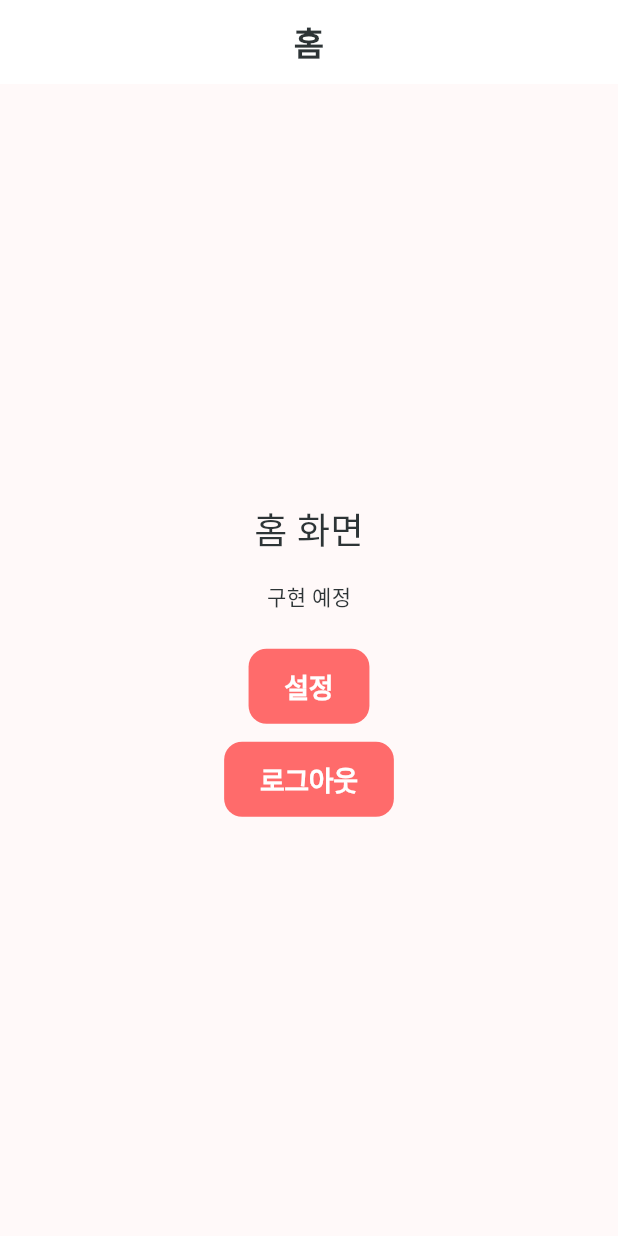
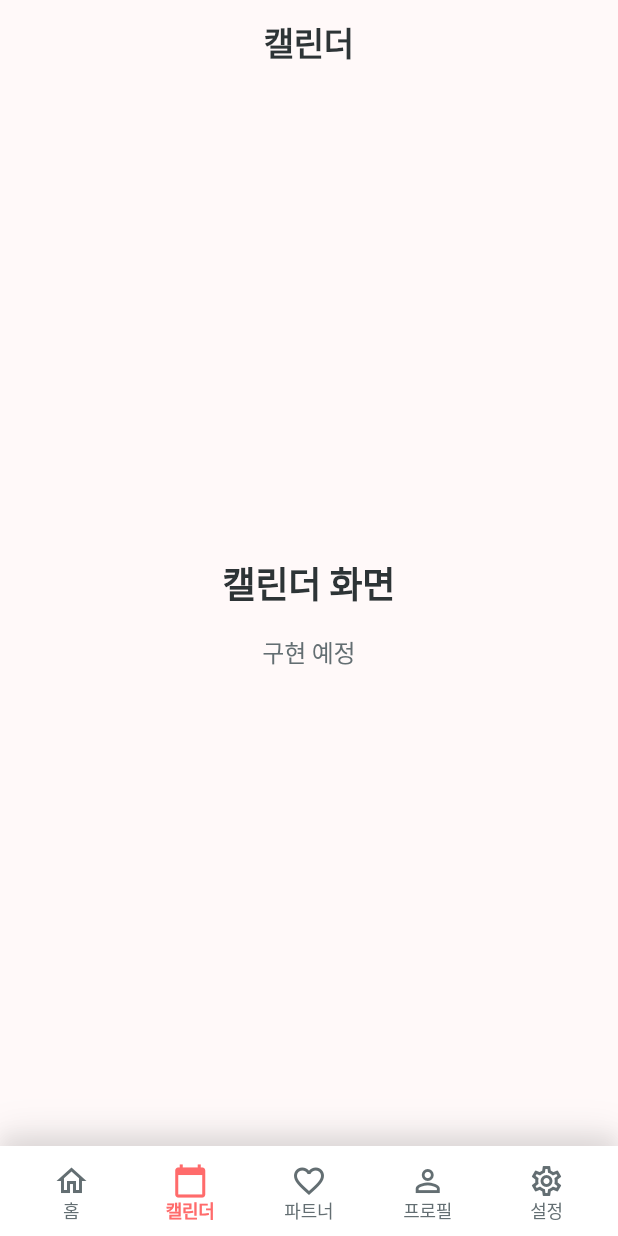
Before and after one commit to Hajimara/sayvly_mobile, a Flutter app: the _PlaceholderScreen screen opened by its route, on a phone screen of 412 x 824 dp. Run offline on Flutter 3.47's test engine with Material 3 defaults, Android fonts, the phone set to English and light mode, and no system bars; our stand-ins replace dio, flutter_riverpod, flutter_secure_storage, freezed_annotation, go_router, image_picker; accounts and stored records are empty; network calls fail; Roboto replaces fonts that are missing (Pretendard); project files that could hold a hidden picture were left out.

Commit message:
feat: 프로필/설정 화면 네비게이션 개선
- 프로필 화면과 설정 화면에 바텀 네비게이션 추가
- 설정에서 프로필 진입 시 뒤로가기 버튼 표시
- 앱 버전 항목의 화살표 아이콘 제거
- SettingNavigationTile에 showArrow 옵션 추가

```diff
--- /dev/null
+++ b/lib/features/common/widgets/bottom_navigation_bar.dart
@@ -0,0 +1,122 @@
+import 'package:flutter/material.dart';
+import 'package:go_router/go_router.dart';
+import '../../../../core/theme/theme.dart';
+
+/// 바텀 네비게이션 바 아이템
+enum BottomNavItem {
+  home('/home', Icons.home_outlined, Icons.home, '홈'),
+  calendar(
+    '/calendar',
+    Icons.calendar_today_outlined,
+    Icons.calendar_today,
+    '캘린더',
+  ),
+  partner('/partner', Icons.favorite_outline, Icons.favorite, '파트너'),
+  profile('/profile', Icons.person_outline, Icons.person, '프로필'),
+  settings('/settings', Icons.settings_outlined, Icons.settings, '설정');
+
+  final String path;
+  final IconData outlineIcon;
+  final IconData filledIcon;
+  final String label;
+
+  const BottomNavItem(this.path, this.outlineIcon, this.filledIcon, this.label);
+}
+
+/// Sayvly 스타일 바텀 네비게이션 바
+class SayvlyBottomNavigationBar extends StatelessWidget {
+  final String currentPath;
+
+  const SayvlyBottomNavigationBar({super.key, required this.currentPath});
+
+  @override
+  Widget build(BuildContext context) {
+    final isDark = Theme.of(context).brightness == Brightness.dark;
+
+    return Container(
+      decoration: BoxDecoration(
+        color: isDark ? AppColors.surfaceDark : AppColors.surfaceLight,
+        boxShadow: AppShadows.bottomNav,
+      ),
+      child: SafeArea(
+        child: Container(
+          height: 60,
+          padding: const EdgeInsets.symmetric(horizontal: AppSpacing.sm),
+          child: Row(
+            mainAxisAlignment: MainAxisAlignment.spaceAround,
+            children: BottomNavItem.values.map((item) {
+              final isSelected = _isSelected(item.path);
+              return _NavItem(
+                item: item,
+                isSelected: isSelected,
+                isDark: isDark,
+                onTap: () {
+                  if (!isSelected) {
+                    context.go(item.path);
+                  }
+                },
+              );
+            }).toList(),
+          ),
+        ),
+      ),
+    );
+  }
+
+  bool _isSelected(String path) {
+    // 정확히 일치하거나 하위 경로인지 확인
+    if (currentPath == path) return true;
+    if (path == '/home' && currentPath == '/') return true;
+    return currentPath.startsWith('$path/');
+  }
+}
+
+/// 네비게이션 아이템 위젯
+class _NavItem extends StatelessWidget {
+  final BottomNavItem item;
+  final bool isSelected;
+  final bool isDark;
+  final VoidCallback onTap;
+
+  const _NavItem({
+    required this.item,
+    required this.isSelected,
+    required this.isDark,
+    required this.onTap,
+  });
+
+  @override
+  Widget build(BuildContext context) {
+    return Expanded(
+      child: InkWell(
+        onTap: onTap,
+        borderRadius: AppSpacing.borderRadiusMd,
+        child: Column(
+          mainAxisAlignment: MainAxisAlignment.center,
+          children: [
+            Icon(
+              isSelected ? item.filledIcon : item.outlineIcon,
+              color: isSelected
+                  ? AppColors.primary
+                  : (isDark
+                        ? AppColors.textSecondaryDark
+                        : AppColors.textSecondaryLight),
+              size: 24,
+            ),
+            const SizedBox(height: AppSpacing.xxs),
+            Text(
+              item.label,
+              style: isSelected
+                  ? AppTypography.label3Bold(color: AppColors.primary)
+                  : AppTypography.label3(
+                      color: isDark
+                          ? AppColors.textSecondaryDark
+                          : AppColors.textSecondaryLight,
+                    ),
+            ),
+          ],
+        ),
+      ),
+    );
+  }
+}
--- a/lib/routes/app_router.dart
+++ b/lib/routes/app_router.dart
@@ -13,6 +13,8 @@ import '../features/user/presentation/screens/account/change_password_screen.dar
 import '../features/user/presentation/screens/account/devices_screen.dart';
 import '../features/user/presentation/screens/account/withdraw_screen.dart';
 import '../features/user/presentation/screens/settings/settings_screen.dart';
+import '../features/common/widgets/bottom_navigation_bar.dart';
+import '../core/theme/theme.dart';
 
 /// 앱 라우터 Provider
 final appRouterProvider = Provider<GoRouter>((ref) {
@@ -112,32 +114,46 @@ final appRouterProvider = Provider<GoRouter>((ref) {
       GoRoute(
         path: '/home',
         name: 'home',
-        builder: (context, state) => const _PlaceholderScreen(title: '홈'),
+        pageBuilder: (context, state) => NoTransitionPage(
+          key: state.pageKey,
+          child: const _HomeScreenWithBottomNav(),
+        ),
+      ),
+
+      // ==================== 캘린더 ====================
+      GoRoute(
+        path: '/calendar',
+        name: 'calendar',
+        pageBuilder: (context, state) => NoTransitionPage(
+          key: state.pageKey,
+          child: const _PlaceholderScreen(title: '캘린더'),
+        ),
+      ),
+
+      // ==================== 파트너 ====================
+      GoRoute(
+        path: '/partner',
+        name: 'partner',
+        pageBuilder: (context, state) => NoTransitionPage(
+          key: state.pageKey,
+          child: const _PlaceholderScreen(title: '파트너'),
+        ),
+      ),
+
+      // ==================== 설정 ====================
+      GoRoute(
+        path: '/settings',
+        name: 'settings',
+        pageBuilder: (context, state) =>
+            NoTransitionPage(key: state.pageKey, child: const SettingsScreen()),
       ),
 
       // ==================== 프로필 ====================
       GoRoute(
         path: '/profile',
         name: 'profile',
-        pageBuilder: (context, state) => CustomTransitionPage(
-          key: state.pageKey,
-          child: const ProfileScreen(),
-          transitionsBuilder: (context, animation, secondaryAnimation, child) {
-            return SlideTransition(
-              position:
-                  Tween<Offset>(
-                    begin: const Offset(1, 0),
-                    end: Offset.zero,
-                  ).animate(
-                    CurvedAnimation(
-                      parent: animation,
-                      curve: Curves.easeOutCubic,
-                    ),
-                  ),
-              child: child,
-            );
-          },
-        ),
+        pageBuilder: (context, state) =>
+            NoTransitionPage(key: state.pageKey, child: const ProfileScreen()),
       ),
 
       GoRoute(
@@ -260,31 +276,6 @@ final appRouterProvider = Provider<GoRouter>((ref) {
           },
         ),
       ),
-
-      // ==================== 설정 ====================
-      GoRoute(
-        path: '/settings',
-        name: 'settings',
-        pageBuilder: (context, state) => CustomTransitionPage(
-          key: state.pageKey,
-          child: const SettingsScreen(),
-          transitionsBuilder: (context, animation, secondaryAnimation, child) {
-            return SlideTransition(
-              position:
-                  Tween<Offset>(
-                    begin: const Offset(1, 0),
-                    end: Offset.zero,
-                  ).animate(
-                    CurvedAnimation(
-                      parent: animation,
-                      curve: Curves.easeOutCubic,
-                    ),
-                  ),
-              child: child,
-            );
-          },
-        ),
-      ),
     ],
 
     // 에러 페이지
@@ -308,43 +299,82 @@ final appRouterProvider = Provider<GoRouter>((ref) {
   );
 });
 
+/// 홈 화면 (바텀 네비게이션 포함)
+class _HomeScreenWithBottomNav extends ConsumerWidget {
+  const _HomeScreenWithBottomNav();
+
+  @override
+  Widget build(BuildContext context, WidgetRef ref) {
+    final router = GoRouter.of(context);
+    final currentPath = router.routerDelegate.currentConfiguration.uri.path;
+
+    return Scaffold(
+      body: const _PlaceholderScreen(title: '홈'),
+      bottomNavigationBar: SayvlyBottomNavigationBar(currentPath: currentPath),
+    );
+  }
+}
+
 /// 임시 플레이스홀더 화면
-class _PlaceholderScreen extends StatelessWidget {
+class _PlaceholderScreen extends ConsumerWidget {
   final String title;
 
   const _PlaceholderScreen({required this.title});
 
   @override
-  Widget build(BuildContext context) {
+  Widget build(BuildContext context, WidgetRef ref) {
+    final router = GoRouter.of(context);
+    final currentPath = router.routerDelegate.currentConfiguration.uri.path;
+    final isDark = Theme.of(context).brightness == Brightness.dark;
+
+    // 바텀 네비게이션이 필요한 화면인지 확인
+    // 홈 화면은 _HomeScreenWithBottomNav에서 이미 처리하므로 제외
+    final needsBottomNav = [
+      '/calendar',
+      '/partner',
+      '/profile',
+    ].contains(currentPath);
+
     return Scaffold(
-      appBar: AppBar(title: Text(title)),
+      appBar: AppBar(
+        title: Text(
+          title,
+          style: AppTypography.title3(
+            color: isDark
+                ? AppColors.textPrimaryDark
+                : AppColors.textPrimaryLight,
+          ),
+        ),
+        backgroundColor: Colors.transparent,
+        elevation: 0,
+      ),
       body: Center(
         child: Column(
           mainAxisAlignment: MainAxisAlignment.center,
           children: [
-            Text('$title 화면', style: const TextStyle(fontSize: 24)),
-            const SizedBox(height: 16),
-            const Text('구현 예정'),
-            const SizedBox(height: 24),
-            if (title == '홈') ...[
-              ElevatedButton(
-                onPressed: () => context.push('/settings'),
-                child: const Text('설정'),
+            Text(
+              '$title 화면',
+              style: AppTypography.title2(
+                color: isDark
+                    ? AppColors.textPrimaryDark
+                    : AppColors.textPrimaryLight,
               ),
-              const SizedBox(height: 12),
-              ElevatedButton(
-                onPressed: () {
-                  ProviderScope.containerOf(
-                    context,
-                  ).read(authProvider.notifier).logout();
-                  context.go('/login');
-                },
-                child: const Text('로그아웃'),
+            ),
+            const SizedBox(height: AppSpacing.base),
+            Text(
+              '구현 예정',
+              style: AppTypography.body4(
+                color: isDark
+                    ? AppColors.textSecondaryDark
+                    : AppColors.textSecondaryLight,
               ),
-            ],
+            ),
           ],
         ),
       ),
+      bottomNavigationBar: needsBottomNav
+          ? SayvlyBottomNavigationBar(currentPath: currentPath)
+          : null,
     );
   }
 }
```
Also changed, not shown: lib/features/user/presentation/screens/account/account_management_screen.dart (+7 -3 lines), lib/features/user/presentation/screens/profile/profile_screen.dart (+18 -0 lines), lib/features/user/presentation/screens/settings/settings_screen.dart (+8 -0 lines), lib/features/user/presentation/widgets/setting_toggle_tile.dart (+8 -5 lines).
